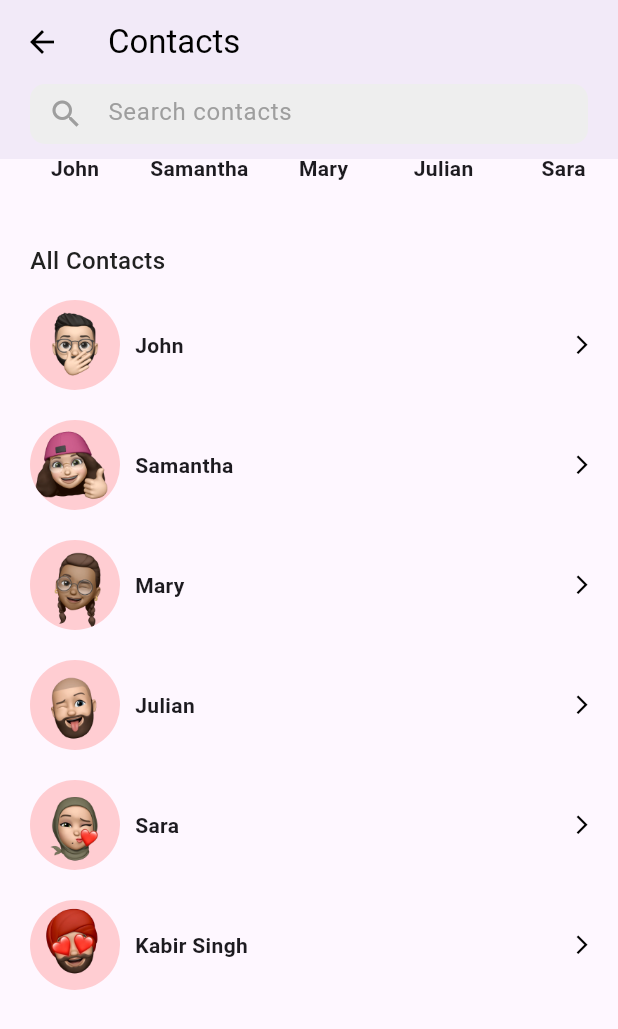
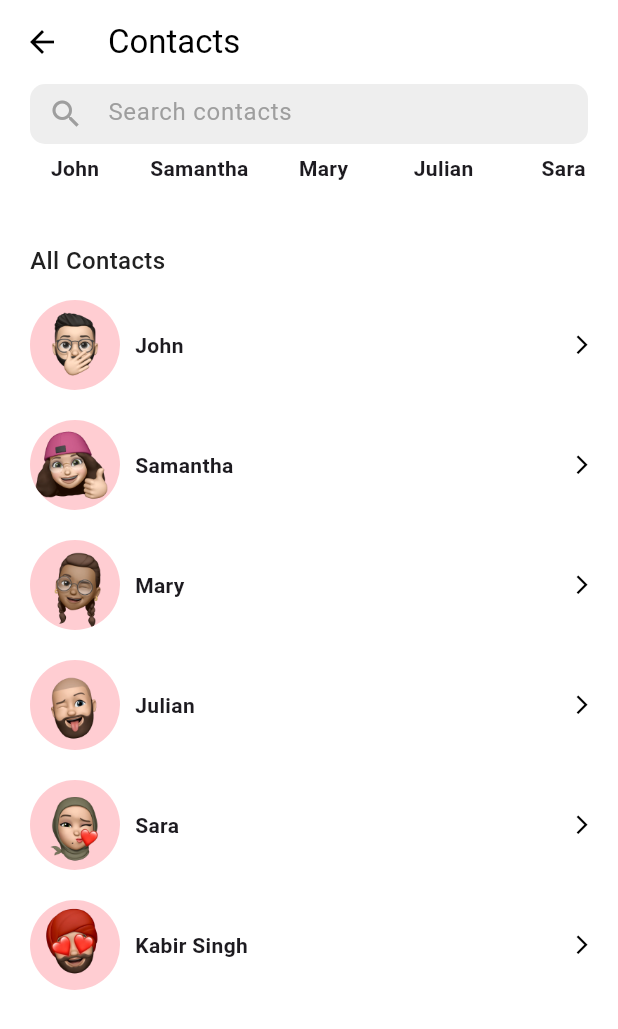
Before and after one commit to afgprogrammer/Flutter-wallet-app, a Flutter app: the ContactPage screen opened directly, scrolled down 552 dp, on a phone screen of 412 x 824 dp. Shown: the top 1029 px of the screen. Run offline on Flutter 3.47's test engine with Material 3 defaults, Android fonts, the phone set to English and light mode, and no system bars; our stand-ins replace animate_do, bouncing_widget, flutter_advanced_drawer, iconsax; missing offline and left inert: align_positioned, pattern_formatter; network calls fail.

Commit message:
Fix design issue

```diff
--- a/lib/pages/contact.dart
+++ b/lib/pages/contact.dart
@@ -41,9 +41,11 @@ class _ContactPageState extends State<ContactPage> {
   @override
   Widget build(BuildContext context) {
     return Scaffold(
+      backgroundColor: Colors.white,
       appBar: AppBar(
-        backgroundColor: Colors.transparent,
+        backgroundColor: Colors.white,
         elevation: 0,
+        scrolledUnderElevation: 0,
         title: Text('Contacts', style: TextStyle(color: Colors.black),),
         leading: BackButton(color: Colors.black,),
         bottom: PreferredSize(
```
Also changed, not shown: pubspec.lock, 5 other files.
